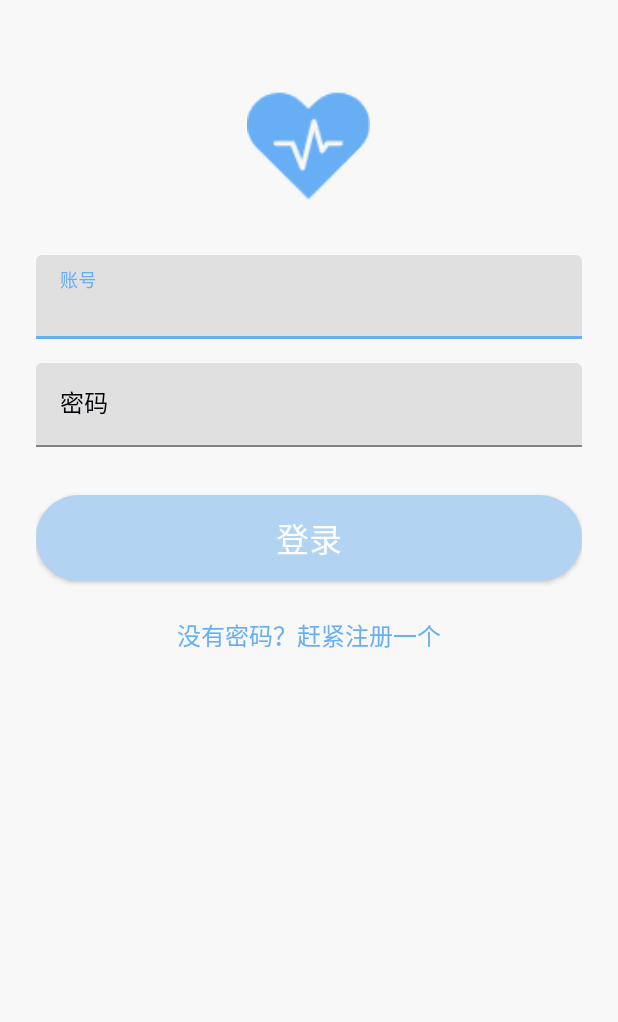
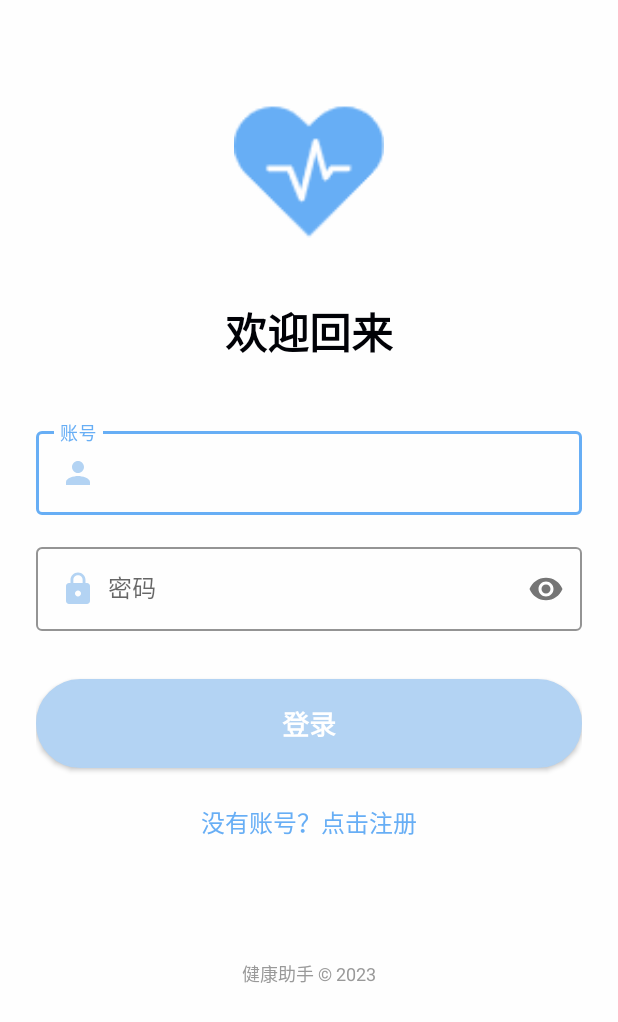
Before and after one commit to ShawElA/HealthyHelper, an Android app: the screen it shows after launch (LoginActivity), on a phone screen of 412 x 824 dp. Shown: the top 1022 px of the screen. Run offline under Robolectric (Android 15) with nearby library versions, the light colour scheme and no system bars; our stand-ins replace ButterKnife; 1 statement that could not run was skipped.

Commit message:
优化登录页UI

```diff
--- /dev/null
+++ b/app/src/main/res/drawable/ic_lock.xml
@@ -0,0 +1,11 @@
+<?xml version="1.0" encoding="utf-8"?>
+<vector xmlns:android="http://schemas.android.com/apk/res/android"
+    android:width="24dp"
+    android:height="24dp"
+    android:viewportWidth="24"
+    android:viewportHeight="24"
+    android:tint="@color/colorThemePale">
+    <path
+        android:fillColor="@android:color/white"
+        android:pathData="M18,8h-1L17,6c0,-2.76 -2.24,-5 -5,-5S7,3.24 7,6v2L6,8c-1.1,0 -2,0.9 -2,2v10c0,1.1 0.9,2 2,2h12c1.1,0 2,-0.9 2,-2L20,10c0,-1.1 -0.9,-2 -2,-2zM12,17c-1.1,0 -2,-0.9 -2,-2s0.9,-2 2,-2 2,0.9 2,2 -0.9,2 -2,2zM15.1,8L8.9,8L8.9,6c0,-1.71 1.39,-3.1 3.1,-3.1 1.71,0 3.1,1.39 3.1,3.1v2z"/>
+</vector>
--- /dev/null
+++ b/app/src/main/res/drawable/ic_person.xml
@@ -0,0 +1,11 @@
+<?xml version="1.0" encoding="utf-8"?>
+<vector xmlns:android="http://schemas.android.com/apk/res/android"
+    android:width="24dp"
+    android:height="24dp"
+    android:viewportWidth="24"
+    android:viewportHeight="24"
+    android:tint="@color/colorThemePale">
+    <path
+        android:fillColor="@android:color/white"
+        android:pathData="M12,12c2.21,0 4,-1.79 4,-4s-1.79,-4 -4,-4 -4,1.79 -4,4 1.79,4 4,4zM12,14c-2.67,0 -8,1.34 -8,4v2h16v-2c0,-2.66 -5.33,-4 -8,-4z"/>
+</vector>
--- a/app/src/main/res/layout/activity_login.xml
+++ b/app/src/main/res/layout/activity_login.xml
@@ -3,76 +3,115 @@
     android:layout_width="fill_parent"
     android:layout_height="fill_parent"
     xmlns:app="http://schemas.android.com/apk/res-auto"
-
+    android:background="@color/colorLight"
     android:fitsSystemWindows="true">
 
     <LinearLayout
         android:orientation="vertical"
         android:layout_width="match_parent"
         android:layout_height="wrap_content"
-        android:paddingTop="56dp"
-        android:paddingLeft="24dp"
-        android:paddingRight="24dp">
+        android:paddingTop="@dimen/activity_vertical_margin"
+        android:paddingLeft="@dimen/activity_horizontal_margin"
+        android:paddingRight="@dimen/activity_horizontal_margin"
+        android:gravity="center_horizontal">
 
-        <ImageView android:src="@mipmap/nav_logo"
-            android:layout_width="82dp"
-            android:layout_height="82dp"
-            android:layout_marginBottom="24dp"
-            android:layout_gravity="center_horizontal" />
+        <!-- App Logo -->
+        <ImageView
+            android:src="@mipmap/nav_logo"
+            android:layout_width="100dp"
+            android:layout_height="100dp"
+            android:layout_marginTop="48dp"
+            android:layout_marginBottom="36dp" />
 
+        <!-- Welcome Text -->
+        <TextView
+            android:layout_width="match_parent"
+            android:layout_height="wrap_content"
+            android:text="欢迎回来"
+            android:textSize="28sp"
+            android:textStyle="bold"
+            android:textColor="@color/colorDark"
+            android:gravity="center"
+            android:layout_marginBottom="32dp"/>
+
+        <!-- Username Input -->
         <com.google.android.material.textfield.TextInputLayout
             android:layout_width="match_parent"
             android:layout_height="wrap_content"
             android:layout_marginTop="8dp"
-            android:textColorHint="@color/colorDark"
-            android:layout_marginBottom="8dp"
-            >
+            android:layout_marginBottom="16dp"
+            app:boxStrokeColor="@color/colorTheme"
+            app:hintTextColor="@color/colorTheme"
+            style="@style/Widget.MaterialComponents.TextInputLayout.OutlinedBox">
+
             <EditText
                 android:id="@+id/et_account"
                 android:layout_width="match_parent"
                 android:layout_height="wrap_content"
                 android:inputType="textEmailAddress"
                 android:textColor="@color/colorDark"
+                android:padding="16dp"
+                android:drawableStart="@drawable/ic_person"
+                android:drawablePadding="8dp"
                 android:hint="账号" />
         </com.google.android.material.textfield.TextInputLayout>
 
+        <!-- Password Input -->
         <com.google.android.material.textfield.TextInputLayout
             android:layout_width="match_parent"
             android:layout_height="wrap_content"
-            android:layout_marginTop="8dp"
-            android:textColorHint="@color/colorDark"
-            android:layout_marginBottom="8dp">
+            android:layout_marginBottom="24dp"
+            app:boxStrokeColor="@color/colorTheme"
+            app:hintTextColor="@color/colorTheme"
+            app:passwordToggleEnabled="true"
+            style="@style/Widget.MaterialComponents.TextInputLayout.OutlinedBox">
+
             <EditText
                 android:id="@+id/et_password"
                 android:layout_width="match_parent"
                 android:layout_height="wrap_content"
                 android:inputType="textPassword"
                 android:textColor="@color/colorDark"
+                android:padding="16dp"
+                android:drawableStart="@drawable/ic_lock"
+                android:drawablePadding="8dp"
                 android:hint="密码"/>
         </com.google.android.material.textfield.TextInputLayout>
 
+        <!-- Login Button with Elevation -->
         <androidx.appcompat.widget.AppCompatButton
-            android:enabled="true"
             android:id="@+id/btn_login"
-            android:layout_width="fill_parent"
+            android:layout_width="match_parent"
             android:layout_height="wrap_content"
-            android:layout_marginTop="24dp"
+            android:layout_marginTop="8dp"
             android:layout_marginBottom="24dp"
-            android:padding="12dp"
+            android:padding="16dp"
             android:background="@drawable/bg_btn_theme_pale_circle"
             android:textColor="@color/white"
-            android:textSize="22sp"
+            android:textSize="18sp"
+            android:textStyle="bold"
+            android:elevation="4dp"
             android:text="登录"/>
 
+        <!-- Register Text -->
         <TextView
             android:id="@+id/tv_register"
-            android:layout_width="fill_parent"
+            android:layout_width="wrap_content"
             android:layout_height="wrap_content"
-            android:layout_marginBottom="24dp"
-            android:textColor="@color/colorPrimaryDark"
-            android:text="没有密码？赶紧注册一个"
+            android:layout_marginBottom="32dp"
+            android:textColor="@color/colorTheme"
+            android:text="没有账号？点击注册"
+            android:textSize="16sp"/>
+
+        <!-- Footer -->
+        <TextView
+            android:layout_width="match_parent"
+            android:layout_height="wrap_content"
+            android:text="健康助手 © 2023"
+            android:textColor="@color/gray1"
             android:gravity="center"
-            android:textSize="16dip"/>
+            android:layout_marginTop="48dp"
+            android:textSize="12sp"/>
 
     </LinearLayout>
 </ScrollView>
--- a/app/src/main/res/values/dimens.xml
+++ b/app/src/main/res/values/dimens.xml
@@ -17,4 +17,8 @@
     <dimen name="message_margin">10dp</dimen>
     <dimen name="icon_width">45dp</dimen>
     <dimen name="icon_height">45dp</dimen>
+
+    <!-- Standard Activity Margins -->
+    <dimen name="activity_horizontal_margin">24dp</dimen>
+    <dimen name="activity_vertical_margin">16dp</dimen>
 </resources>
```
